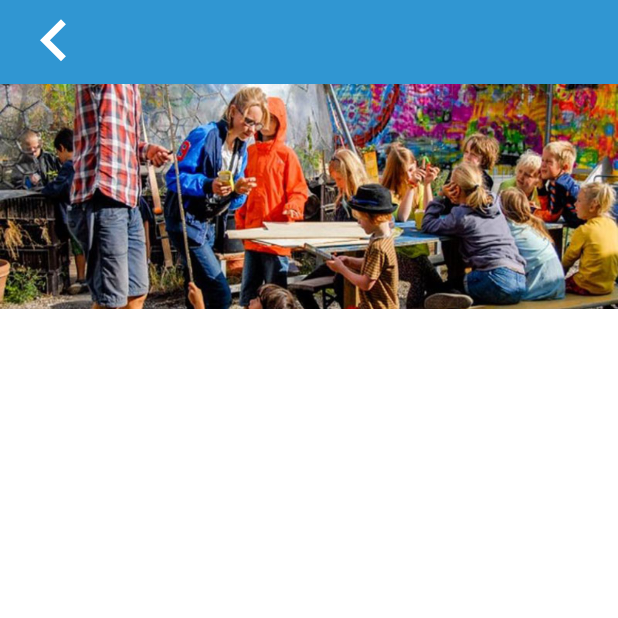
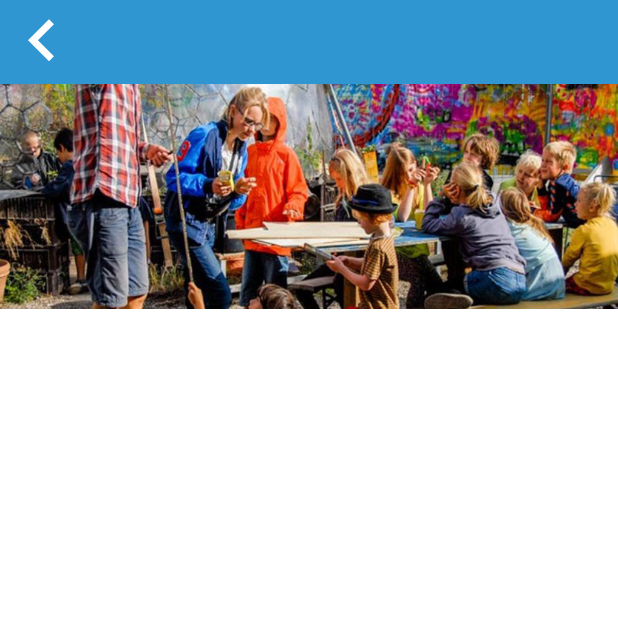
Before and after one commit to lelinmahmud/sirajganj_3, an Android app: the NewsDetailsActivity screen opened directly, with no data from a screen before it, on a phone screen of 412 x 824 dp, the top half of it. Run offline under Robolectric (Android 15) with nearby library versions, the phone set to English and light mode, and no system bars; our stand-ins replace RxJava, data binding; network calls fail.

Commit message:
News Details competed

```diff
--- a/app/src/main/res/layout/toolbar.xml
+++ b/app/src/main/res/layout/toolbar.xml
@@ -14,7 +14,6 @@
         app:srcCompat="@drawable/ic_arrow_left"
         android:background="?android:attr/selectableItemBackground"
         android:adjustViewBounds="true"
-        android:layout_marginStart="8dp"
         android:clickable="true"
         android:focusable="true"/>
 
```
